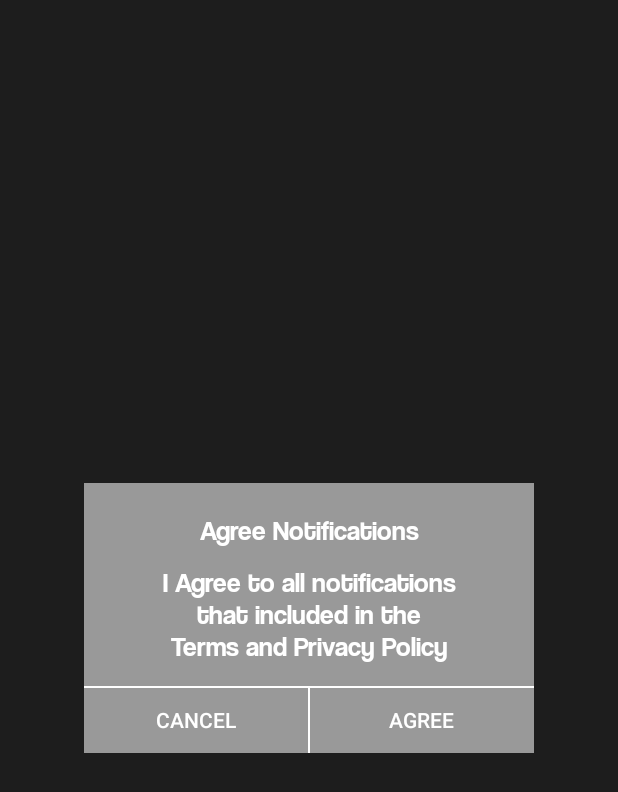
After one commit to xxsimpnation/SaeNjo, an Android app: the Notification screen opened directly, with no data from a screen before it, on a phone screen of 412 x 824 dp. The commit adds this screen. Shown: the top 792 px of the screen. Run offline under Robolectric (Android 15) with nearby library versions, the phone set to English and light mode, and no system bars.

Commit message:
nambah notification

```diff
--- a/app/build.gradle
+++ b/app/build.gradle
@@ -40,6 +40,7 @@ dependencies {
     implementation 'androidx.appcompat:appcompat:1.2.0'
     implementation 'com.google.android.material:material:1.3.0'
     implementation 'androidx.constraintlayout:constraintlayout:2.0.4'
+    implementation "org.jetbrains.kotlin:kotlin-stdlib:$kotlin_version"
     testImplementation 'junit:junit:4.13.2'
     androidTestImplementation 'androidx.test.ext:junit:1.1.2'
     androidTestImplementation 'androidx.test.espresso:espresso-core:3.3.0'
--- a/app/src/main/AndroidManifest.xml
+++ b/app/src/main/AndroidManifest.xml
@@ -9,7 +9,8 @@
         android:roundIcon="@mipmap/ic_launcher_round"
         android:supportsRtl="true"
         android:theme="@style/Theme.SaeNjo">
-        <activity android:name=".Mealtime"></activity>
+        <activity android:name=".Notification"></activity>
+        <activity android:name=".Mealtime" />
         <activity android:name=".Wakeup" />
         <activity android:name=".HelloUsn" />
         <activity android:name=".PrivacyPolicy" />
--- /dev/null
+++ b/app/src/main/java/com/example/saenjo/Notification.kt
@@ -0,0 +1,11 @@
+package com.example.saenjo
+
+import androidx.appcompat.app.AppCompatActivity
+import android.os.Bundle
+
+class Notification : AppCompatActivity() {
+    override fun onCreate(savedInstanceState: Bundle?) {
+        super.onCreate(savedInstanceState)
+        setContentView(R.layout.activity_notification)
+    }
+}
--- /dev/null
+++ b/app/src/main/res/drawable/notification_agree.xml
@@ -0,0 +1,4 @@
+<?xml version="1.0" encoding="utf-8"?>
+<shape xmlns:android="http://schemas.android.com/apk/res/android" android:shape="rectangle">
+    <solid android:color="@color/grey"/>
+</shape>
--- /dev/null
+++ b/app/src/main/res/drawable/notification_custom_agree_left.xml
@@ -0,0 +1,9 @@
+<?xml version="1.0" encoding="utf-8"?>
+<layer-list xmlns:android="http://schemas.android.com/apk/res/android">
+    <item android:bottom="-2dp" android:left="-2dp" android:right="-1dp">
+        <shape android:shape="rectangle">
+            <stroke android:width="1dp" android:color="#ffffffff" />
+            <solid android:color="@color/grey" />
+        </shape>
+    </item>
+</layer-list>
--- /dev/null
+++ b/app/src/main/res/drawable/notification_custom_agree_right.xml
@@ -0,0 +1,9 @@
+<?xml version="1.0" encoding="utf-8"?>
+<layer-list xmlns:android="http://schemas.android.com/apk/res/android">
+    <item android:bottom="-2dp" android:right="-2dp" android:left="-1dp">
+        <shape android:shape="rectangle">
+            <stroke android:width="1dp" android:color="#ffffffff" />
+            <solid android:color="@color/grey" />
+        </shape>
+    </item>
+</layer-list>
--- /dev/null
+++ b/app/src/main/res/layout/activity_notification.xml
@@ -0,0 +1,77 @@
+<?xml version="1.0" encoding="utf-8"?>
+<androidx.constraintlayout.widget.ConstraintLayout xmlns:android="http://schemas.android.com/apk/res/android"
+    xmlns:app="http://schemas.android.com/apk/res-auto"
+    xmlns:tools="http://schemas.android.com/tools"
+    android:layout_width="match_parent"
+    android:layout_height="match_parent"
+    android:padding="50dp"
+    android:background="@color/black"
+    tools:context=".Notification">
+
+    <LinearLayout
+        android:id="@+id/container"
+        android:layout_width="300dp"
+        android:layout_height="180dp"
+        android:layout_gravity="center"
+        android:background="@drawable/notification_agree"
+        android:padding="0dp"
+        android:orientation="vertical"
+        app:layout_constraintBottom_toBottomOf="parent"
+        app:layout_constraintLeft_toLeftOf="parent"
+        app:layout_constraintRight_toRightOf="parent"
+        app:layout_constraintTop_toTopOf="parent">
+
+        <TextView
+            android:layout_width="match_parent"
+            android:layout_height="50dp"
+            android:paddingTop="20dp"
+            android:textAlignment="center"
+            android:textColor="@color/white"
+            android:textSize="18sp"
+            android:text="Agree Notifications"
+            android:gravity="center_horizontal"
+            android:fontFamily="@font/coolvetica_rg"
+            />
+
+        <TextView
+            android:layout_width="match_parent"
+            android:layout_height="85dp"
+            android:padding="5dp"
+            android:textColor="@color/white"
+            android:textSize="18sp"
+            android:text="I Agree to all notifications\nthat included in the\nTerms and Privacy Policy"
+            android:gravity="center_horizontal"
+            android:fontFamily="@font/coolvetica_rg"
+            />
+
+        <LinearLayout
+            android:layout_width="match_parent"
+            android:layout_height="wrap_content"
+            android:orientation="horizontal"
+            android:padding="0dp"
+            android:background="@drawable/notification_agree"
+            app:layout_constraintLeft_toLeftOf="parent"
+            app:layout_constraintRight_toRightOf="parent">
+
+            <android.widget.Button
+                android:id="@+id/cancel"
+                android:layout_width="150dp"
+                android:textColor="@color/white"
+                android:background="@drawable/notification_custom_agree_left"
+                android:layout_height="wrap_content"
+                android:shadowColor="@color/white"
+                android:text="Cancel"/>
+
+            <android.widget.Button
+                android:id="@+id/Agree"
+                android:layout_width="150dp"
+                android:textColor="@color/white"
+                android:background="@drawable/notification_custom_agree_right"
+                android:layout_height="wrap_content"
+                android:text="Agree"/>
+
+        </LinearLayout>
+
+    </LinearLayout>
+
+</androidx.constraintlayout.widget.ConstraintLayout>
--- a/app/src/main/res/layout/activity_wakeup.xml
+++ b/app/src/main/res/layout/activity_wakeup.xml
@@ -114,9 +114,10 @@
     </LinearLayout>
 
     <Button
-        android:id="@+id/btn"
+        android:id="@+id/mealTime"
         android:layout_width="match_parent"
-        android:layout_height="wrap_content"
+        android:layout_height="40dp"
+        android:padding="0dp"
         android:layout_marginBottom="50dp"
         android:layout_marginStart="50dp"
         android:layout_marginEnd="50dp"
--- a/app/src/main/res/values/strings.xml
+++ b/app/src/main/res/values/strings.xml
@@ -1,7 +1,7 @@
 <resources>
     <string name="app_name">SaeNjo</string>
     <string name="create_account">Create Account</string>
-    <string name="term_policy">By signing up you agree to our Terms and Privacy policy</string>
+    <string name="term_policy">By signing up you agree to our <font color='#8A0B5B'>Terms and Privacy policy</font></string>
     <string name="e_mail">E-mail</string>
     <string name="password">Password</string>
 </resources>
```
Also changed, not shown: app/src/main/java/com/example/saenjo/HelloUsn.kt (+8 -0 lines), app/src/main/java/com/example/saenjo/Login.kt (+9 -0 lines), app/src/main/java/com/example/saenjo/MainActivity.kt (+0 -7 lines), app/src/main/java/com/example/saenjo/Mealtime.kt (+8 -0 lines), app/src/main/java/com/example/saenjo/Signup.kt (+15 -0 lines), app/src/main/java/com/example/saenjo/Wakeup.kt (+4 -4 lines), app/src/main/res/layout/activity_hello_usn.xml (+5 -2 lines), app/src/main/res/layout/activity_login.xml (+9 -4 lines), app/src/main/res/layout/activity_signup.xml (+6 -3 lines).
